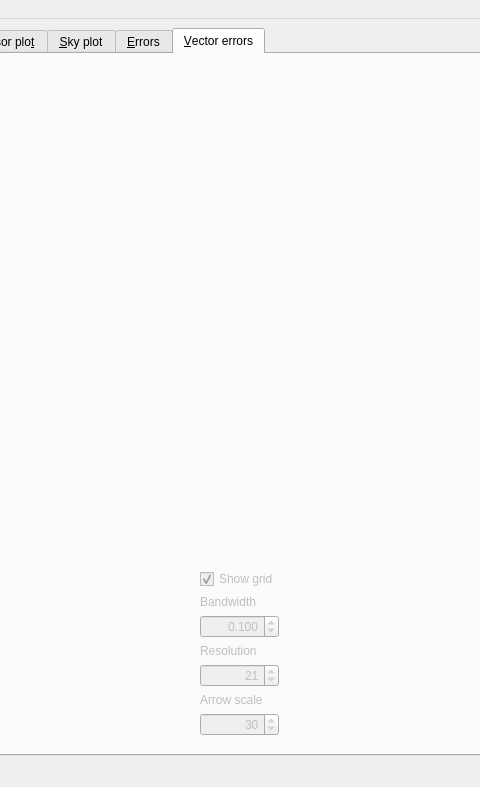
This is ui/main.ui in AMOS-uniba/vasco as Qt 5 draws it before an edit; both pictures show x 294 to 774 and y 0 to 787 of the 1088 by 787 pixel window. The edited form follows.
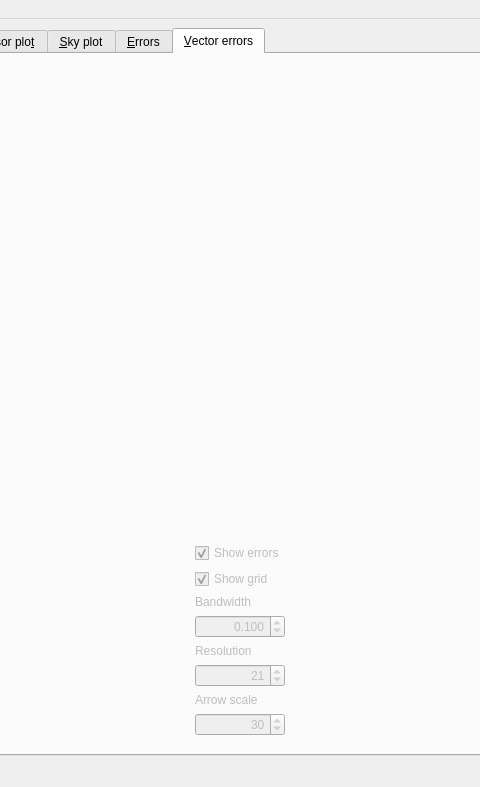
This is the edited form.

The edit to the form file:
```diff
--- a/ui/main.ui
+++ b/ui/main.ui
@@ -776,11 +776,21 @@
                  <property name="sizeHint" stdset="0">
                   <size>
                    <width>20</width>
-                   <height>488</height>
+                   <height>462</height>
                   </size>
                  </property>
                 </spacer>
                </item>
+               <item>
+                <widget class="QCheckBox" name="cb_show_errors">
+                 <property name="text">
+                  <string>Show errors</string>
+                 </property>
+                 <property name="checked">
+                  <bool>true</bool>
+                 </property>
+                </widget>
+               </item>
                <item>
                 <widget class="QCheckBox" name="cb_show_grid">
                  <property name="text">
```
